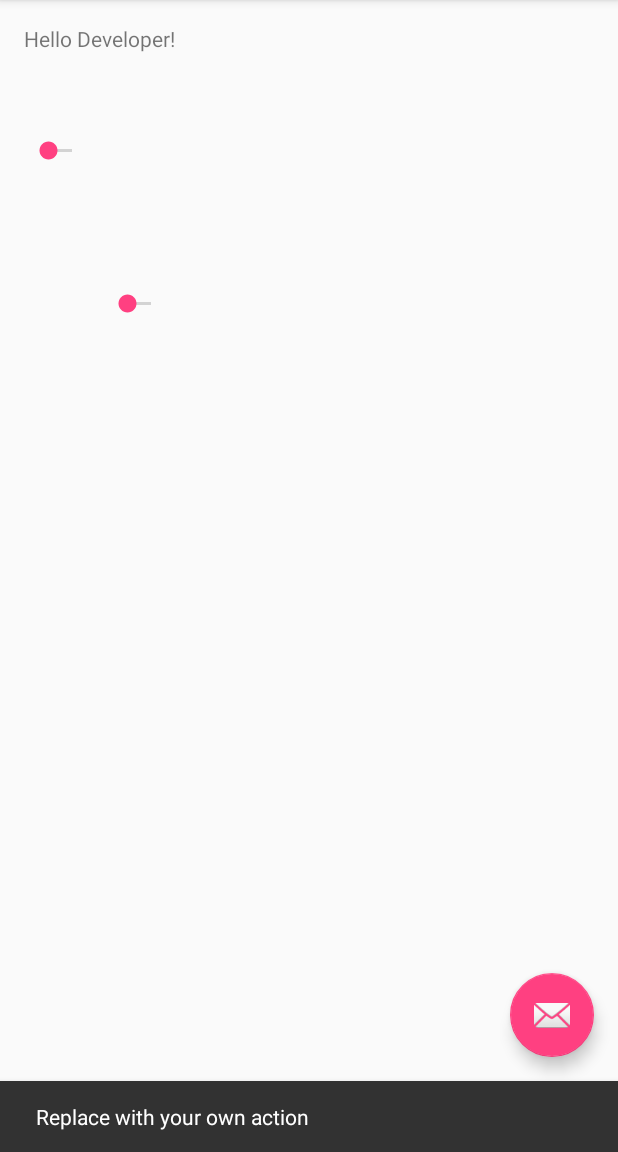
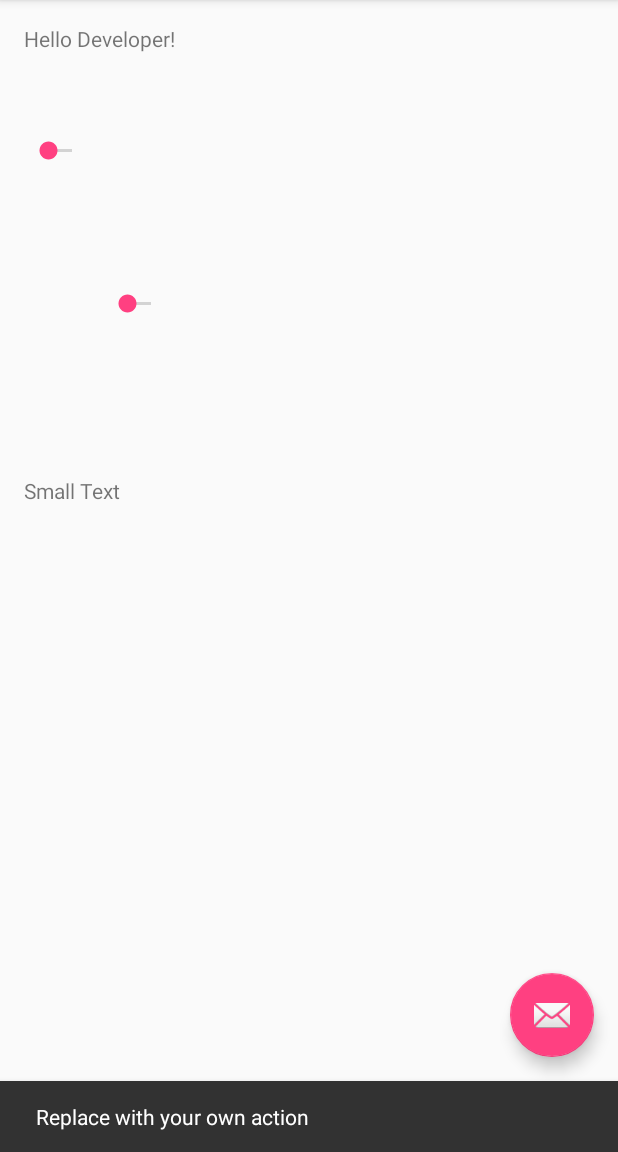
Before and after one commit to Driversbuddy/DriversBuddy, an Android app: the screen it shows after launch (MainActivity), after a tap on an icon or button, on a phone screen of 412 x 824 dp, the part 84-1236 px from its top. Run offline under Robolectric (Android 15) with nearby library versions, the phone set to English and light mode, and no system bars.

Commit message:
Changed added johan]
syed

```diff
--- a/app/src/main/res/layout/content_main.xml
+++ b/app/src/main/res/layout/content_main.xml
@@ -19,22 +19,33 @@
         android:text="@string/hi" />
 
     <SeekBar
+        android:id="@+id/seekBar"
         android:layout_width="wrap_content"
         android:layout_height="wrap_content"
-        android:id="@+id/seekBar"
-        android:layout_below="@+id/textView"
         android:layout_alignParentLeft="true"
         android:layout_alignParentStart="true"
+        android:layout_below="@+id/textView"
         android:layout_marginTop="56dp" />
 
     <SeekBar
+        android:id="@+id/seekBar2"
         android:layout_width="wrap_content"
         android:layout_height="wrap_content"
-        android:id="@+id/seekBar2"
+        android:layout_alignEnd="@+id/textView"
+        android:layout_alignRight="@+id/textView"
         android:layout_below="@+id/seekBar"
-        android:layout_alignRight="@+id/textView"
-        android:layout_alignEnd="@+id/textView"
         android:layout_marginTop="84dp" />
+
+    <TextView
+        android:id="@+id/textView2"
+        android:layout_width="wrap_content"
+        android:layout_height="wrap_content"
+        android:layout_alignParentLeft="true"
+        android:layout_alignParentStart="true"
+        android:layout_below="@+id/seekBar2"
+        android:layout_marginTop="106dp"
+        android:text="Small Text"
+        android:textAppearance="?android:attr/textAppearanceSmall" />
 
 
 </RelativeLayout>
```
